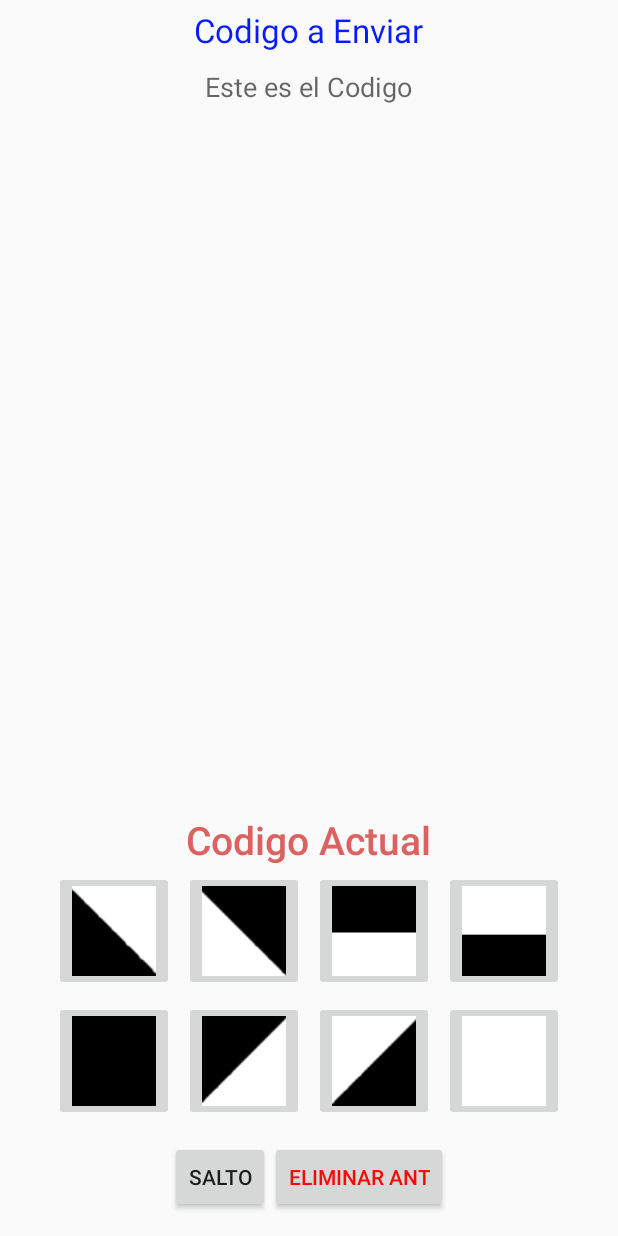
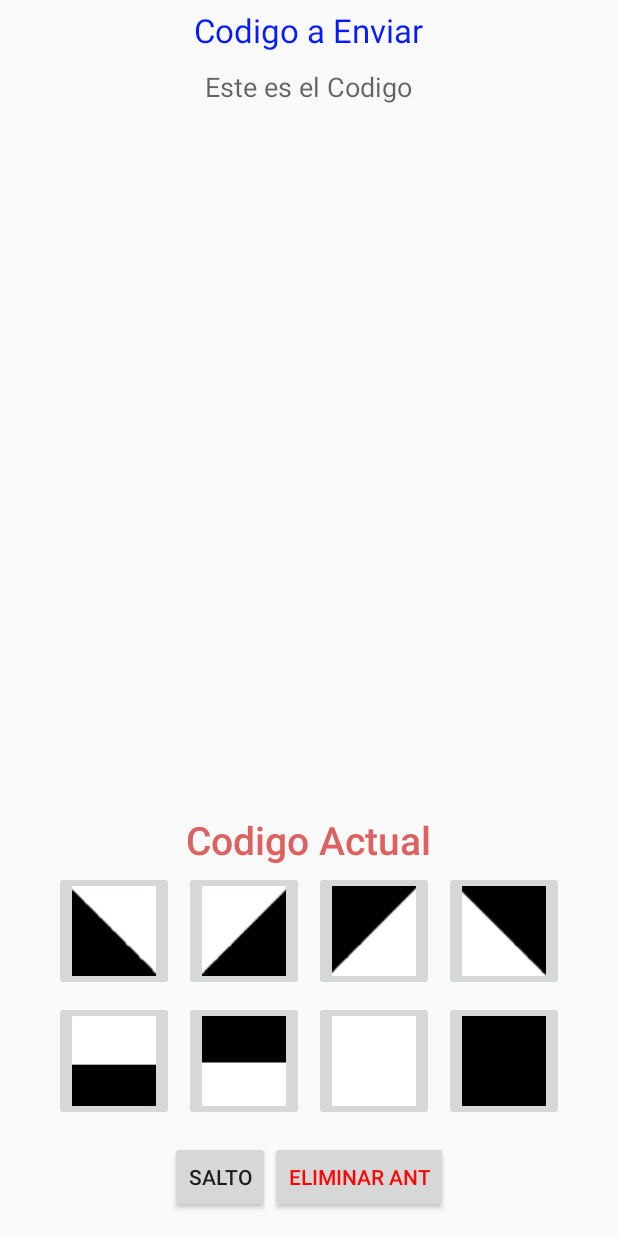
Before and after one commit to ArnollFlorez/RT-x, an Android app: the MainActivity screen opened directly, with no data from a screen before it, on a phone screen of 412 x 824 dp. Run offline under Robolectric (Android 15) with nearby library versions, the light colour scheme and no system bars.

Commit message:
Actualizacion Domingo 6:15 pm
-Funcion Borrar Anterior para RX

Falta
-Funcion para visualizar la imagen (Tiene Erroes)
Toma el Pimer salto como el numero de columnas totales que va a conter la imagen

End

```diff
--- a/app/src/main/res/layout/activity_main.xml
+++ b/app/src/main/res/layout/activity_main.xml
@@ -58,11 +58,55 @@
         <ImageButton
             android:layout_width="@dimen/tamañoBotones"
             android:layout_height="@dimen/tamañoBotones"
-            android:src="@drawable/b"
+            android:src="@drawable/g"
             android:cropToPadding="true"
             android:layout_margin="3dp"
-            android:id="@+id/imageButtonb"
+            android:id="@+id/imageButtong"
             android:layout_row="1"
+            android:layout_column="2"
+            android:onClick="onClick"/>
+
+        <ImageButton
+            android:layout_width="@dimen/tamañoBotones"
+            android:layout_height="@dimen/tamañoBotones"
+            android:src="@drawable/e"
+            android:cropToPadding="true"
+            android:layout_margin="3dp"
+            android:id="@+id/imageButtone"
+            android:layout_row="1"
+            android:layout_column="0"
+            android:onClick="onClick"/>
+
+        <ImageButton
+            android:layout_width="@dimen/tamañoBotones"
+            android:layout_height="@dimen/tamañoBotones"
+            android:src="@drawable/f"
+            android:cropToPadding="true"
+            android:layout_margin="3dp"
+            android:id="@+id/imageButtonf"
+            android:layout_row="1"
+            android:layout_column="1"
+            android:onClick="onClick"/>
+
+        <ImageButton
+            android:layout_width="@dimen/tamañoBotones"
+            android:layout_height="@dimen/tamañoBotones"
+            android:src="@drawable/d"
+            android:cropToPadding="true"
+            android:layout_margin="3dp"
+            android:id="@+id/imageButtond"
+            android:layout_row="0"
+            android:layout_column="3"
+            android:onClick="onClick"/>
+
+        <ImageButton
+            android:layout_width="@dimen/tamañoBotones"
+            android:layout_height="@dimen/tamañoBotones"
+            android:src="@drawable/c"
+            android:cropToPadding="true"
+            android:layout_margin="3dp"
+            android:id="@+id/imageButtonc"
+            android:layout_row="0"
             android:layout_column="2"
             android:onClick="onClick"/>
 
@@ -74,61 +118,17 @@
             android:layout_margin="3dp"
             android:id="@+id/imageButtonh"
             android:layout_row="1"
-            android:layout_column="0"
-            android:onClick="onClick"/>
-
-        <ImageButton
-            android:layout_width="@dimen/tamañoBotones"
-            android:layout_height="@dimen/tamañoBotones"
-            android:src="@drawable/d"
-            android:cropToPadding="true"
-            android:layout_margin="3dp"
-            android:id="@+id/imageButtond"
-            android:layout_row="0"
-            android:layout_column="1"
-            android:onClick="onClick"/>
-
-        <ImageButton
-            android:layout_width="@dimen/tamañoBotones"
-            android:layout_height="@dimen/tamañoBotones"
-            android:src="@drawable/e"
-            android:cropToPadding="true"
-            android:layout_margin="3dp"
-            android:id="@+id/imageButtone"
-            android:layout_row="0"
             android:layout_column="3"
             android:onClick="onClick"/>
 
         <ImageButton
             android:layout_width="@dimen/tamañoBotones"
             android:layout_height="@dimen/tamañoBotones"
-            android:src="@drawable/f"
+            android:src="@drawable/b"
             android:cropToPadding="true"
             android:layout_margin="3dp"
-            android:id="@+id/imageButtonf"
+            android:id="@+id/imageButtonb"
             android:layout_row="0"
-            android:layout_column="2"
-            android:onClick="onClick"/>
-
-        <ImageButton
-            android:layout_width="@dimen/tamañoBotones"
-            android:layout_height="@dimen/tamañoBotones"
-            android:src="@drawable/g"
-            android:cropToPadding="true"
-            android:layout_margin="3dp"
-            android:id="@+id/imageButtong"
-            android:layout_row="1"
-            android:layout_column="3"
-            android:onClick="onClick"/>
-
-        <ImageButton
-            android:layout_width="@dimen/tamañoBotones"
-            android:layout_height="@dimen/tamañoBotones"
-            android:src="@drawable/c"
-            android:cropToPadding="true"
-            android:layout_margin="3dp"
-            android:id="@+id/imageButtonc"
-            android:layout_row="1"
             android:layout_column="1"
             android:onClick="onClick"/>
 
```
Also changed, not shown: app/src/main/java/com/example/lenovo/rt_x/decodificador.java (+10 -0 lines), app/src/main/java/com/example/lenovo/rt_x/matriz.java (+92 -5 lines), app/src/main/res/layout/decodificador.xml (+10 -1 lines).
